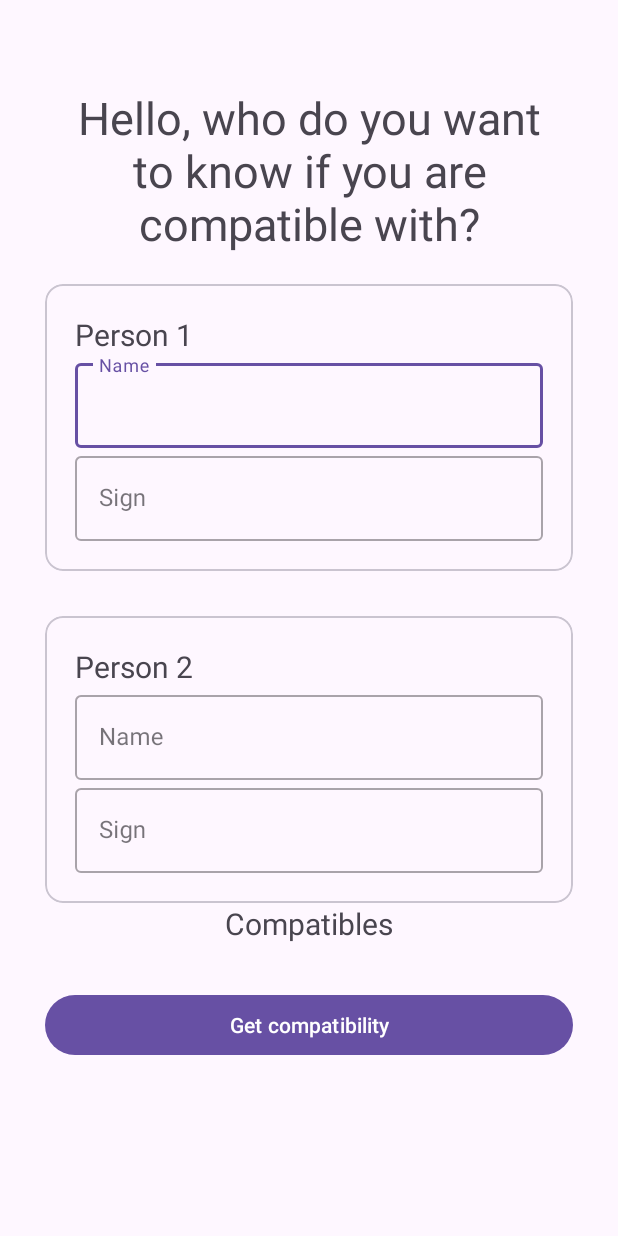
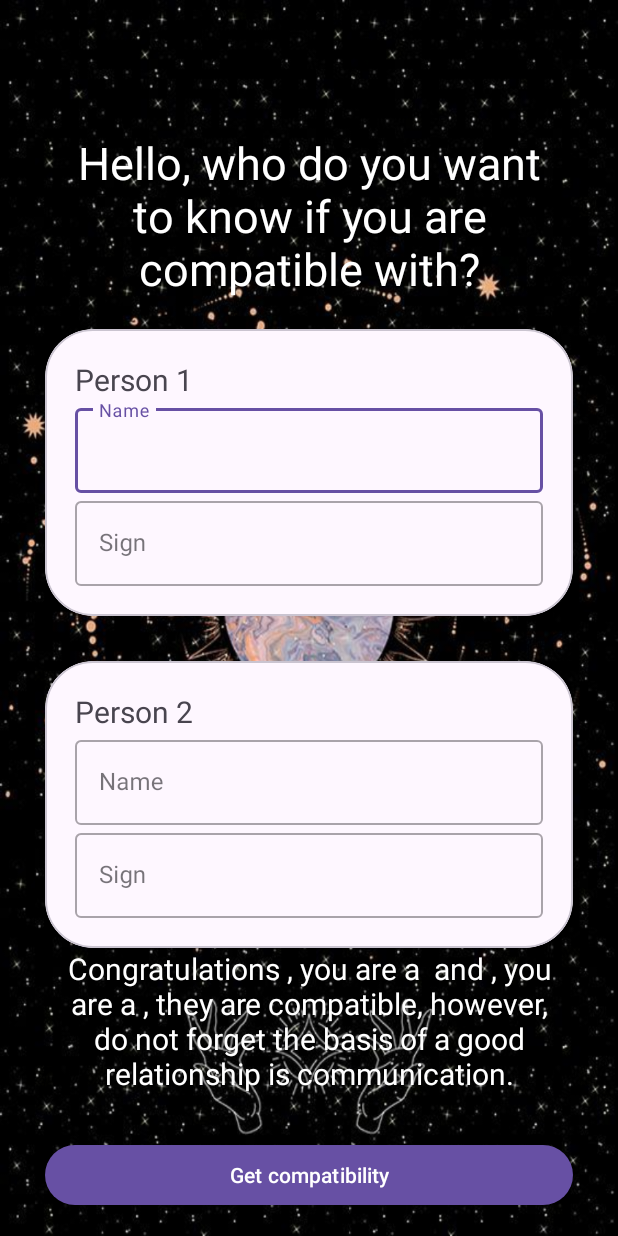
Before and after one commit to alvarocotes/zodiacal, an Android app: the CompatibilityActivity screen opened directly, with no data from a screen before it, after a tap on "Get compatibility", on a phone screen of 412 x 824 dp. Run offline under Robolectric (Android 15) with nearby library versions, the phone set to English and light mode, and no system bars.

Commit message:
se arregla el problema de la compatibilidad y se modifica algo las vistas

```diff
--- a/app/src/main/java/com/example/zodiacal_sign/view/compatibility/CompatibilityActivity.kt
+++ b/app/src/main/java/com/example/zodiacal_sign/view/compatibility/CompatibilityActivity.kt
@@ -19,32 +19,32 @@ class CompatibilityActivity : AppCompatActivity() {
         binding = ActivityCompatibilityBinding.inflate(layoutInflater)
         setContentView(binding.root)
 
-        val sign1 = binding.txtEdtSignPerson1.text.toString()
-        val sign2 = binding.txtEdtSignPerson1.text.toString()
 
         binding.btnGetCompatibility.setOnClickListener {
             binding.txtResultCompatibility.text=
-                Compatible(binding.txtEdtSignPerson1.text.toString(),binding.txtEdtSignPerson1.text.toString())
+                Compatible(binding.txtEdtSignPerson1.text.toString(),binding.txtEdtSingPerson2.text.toString(),binding.txtEdtNamePerson1.text.toString(), binding.txtEdtNamePerson2.text.toString())
         }
-
 
 
 
         }
 
-    private fun Compatible(sing1: String, sign2: String): String { //funcion presenta error ya que siempre devuelve compatibles
-        if ((sing1 == "capricornio") && ((sign2 == "aries")||(sign2 == "geminis")||(sign2 == "libras"))) return "Enemigos naturales"
-        if ((sing1 == "acuario") && ((sign2 == "tauro")||(sign2 == "cancer")||(sign2 == "escorpio") ||(sign2 == "piscis"))) return "Enemigos naturales"
-        if ((sing1 == "piscis") && ((sign2 == "aries")||(sign2 == "geminis")||(sign2 == "acuario"))) return "Enemigos naturales"
-        if ((sing1 == "aries") && ((sign2 == "cancer")||(sign2 == "libra")||(sign2 == "capricornio") ||(sign2 == "piscis"))) return "Enemigos naturales"
-        if ((sing1 == "tauro") && ((sign2 == "leo")||(sign2 == "acuario"))) return "Enemigos naturales"
-        if ((sing1 == "geminis") && ((sign2 == "leo")||(sign2 == "virgo")||(sign2 == "capricornio") ||(sign2 == "piscis"))) return "Enemigos naturales"
-        if ((sing1 == "cancer") && ((sign2 == "aries")||(sign2 == "libra")||(sign2 == "sagitario") ||(sign2 == "acuario"))) return "Enemigos naturales"
-        if ((sing1 == "leo") && ((sign2 == "tauro")||(sign2 == "geminis")||(sign2 == "escorpio"))) return "Enemigos naturales"
-        if ((sing1 == "virgo") && ((sign2 == "libra")||(sign2 == "geminis"))) return "Enemigos naturales"
-        if ((sing1 == "libra") && ((sign2 == "aries")||(sign2 == "cancer")||(sign2 == "virgo") ||(sign2 == "capricornio"))) return "Enemigos naturales"
-        if ((sing1 == "escorpio") && ((sign2 == "leo")||(sign2 == "sagitario")||(sign2 == "acuario"))) return "Enemigos naturales"
-        if ((sing1 == "sagitario") && ((sign2 == "cancer")||(sign2 == "escorpio"))) return "Enemigos naturales"
-        else return "Compatibles"
+        private fun Compatible(sing1: String, sign2: String, person1:String, person2: String): String { //funcion presenta error ya que siempre devuelve compatibles
+
+            if ((sing1 == "capricornio") && ((sign2 == "aries")||(sign2 == "geminis")||(sign2 == "libra"))) return "I'm sorry $person1, you are a $sing1 and $person2, you are a $sign2, they are not very compatible, so to speak, their personalities and character can clash, I am very sorry."
+            if ((sing1 == "acuario") && ((sign2 == "tauro")||(sign2 == "cancer")||(sign2 == "escorpio") ||(sign2 == "piscis"))) return "I'm sorry $person1, you are a $sing1 and $person2, you are a $sign2, they are not very compatible, so to speak, their personalities and character can clash, I am very sorry."
+            if ((sing1 == "piscis") && ((sign2 == "aries")||(sign2 == "geminis")||(sign2 == "acuario"))) return "I'm sorry $person1, you are a $sing1 and $person2, you are a $sign2, they are not very compatible, so to speak, their personalities and character can clash, I am very sorry."
+            if ((sing1 == "aries") && ((sign2 == "cancer")||(sign2 == "libra")||(sign2 == "capricornio") ||(sign2 == "piscis"))) return "I'm sorry $person1, you are a $sing1 and $person2, you are a $sign2, they are not very compatible, so to speak, their personalities and character can clash, I am very sorry."
+            if ((sing1 == "tauro") && ((sign2 == "leo")||(sign2 == "acuario"))) return "I'm sorry $person1, you are a $sing1 and $person2, you are a $sign2, they are not very compatible, so to speak, their personalities and character can clash, I am very sorry."
+            if ((sing1 == "geminis") && ((sign2 == "leo")||(sign2 == "virgo")||(sign2 == "capricornio") ||(sign2 == "piscis"))) return "I'm sorry $person1, you are a $sing1 and $person2, you are a $sign2, they are not very compatible, so to speak, their personalities and character can clash, I am very sorry."
+            if ((sing1 == "cancer") && ((sign2 == "aries")||(sign2 == "libra")||(sign2 == "sagitario") ||(sign2 == "acuario"))) return "I'm sorry $person1, you are a $sing1 and $person2, you are a $sign2, they are not very compatible, so to speak, their personalities and character can clash, I am very sorry."
+            if ((sing1 == "leo") && ((sign2 == "tauro")||(sign2 == "geminis")||(sign2 == "escorpio"))) return "I'm sorry $person1, you are a $sing1 and $person2, you are a $sign2, they are not very compatible, so to speak, their personalities and character can clash, I am very sorry."
+            if ((sing1 == "virgo") && ((sign2 == "libra")||(sign2 == "geminis"))) return "I'm sorry $person1, you are a $sing1 and $person2, you are a $sign2, they are not very compatible, so to speak, their personalities and character can clash, I am very sorry."
+            if ((sing1 == "libra") && ((sign2 == "aries")||(sign2 == "cancer")||(sign2 == "virgo") ||(sign2 == "capricornio"))) return "I'm sorry $person1, you are a $sing1 and $person2, you are a $sign2, they are not very compatible, so to speak, their personalities and character can clash, I am very sorry."
+            if ((sing1 == "escorpio") && ((sign2 == "leo")||(sign2 == "sagitario")||(sign2 == "acuario"))) return "I'm sorry $person1, you are a $sing1 and $person2, you are a $sign2, they are not very compatible, so to speak, their personalities and character can clash, I am very sorry."
+            if ((sing1 == "sagitario") && ((sign2 == "cancer")||(sign2 == "escorpio"))) return "I'm sorry $person1, you are a $sing1 and $person2, you are a $sign2, they are not very compatible, so to speak, their personalities and character can clash, I am very sorry."
+            else return "Congratulations $person1, you are a $sing1 and $person2, you are a $sign2, they are compatible, however, do not forget the basis of a good relationship is communication."
+
+
+        }
     }
-    }
--- a/app/src/main/res/layout/activity_compatibility.xml
+++ b/app/src/main/res/layout/activity_compatibility.xml
@@ -5,7 +5,9 @@
     android:id="@+id/main"
     android:layout_width="match_parent"
     android:layout_height="match_parent"
-    tools:context=".view.compatibility.CompatibilityActivity">
+    tools:context=".view.compatibility.CompatibilityActivity"
+    android:background="@drawable/login"
+    >
 
 
     <com.google.android.material.textview.MaterialTextView
@@ -13,9 +15,10 @@
         android:layout_width="0dp"
         android:layout_height="wrap_content"
         android:text="@string/txt_compatibility"
+        android:textColor="@color/white"
         android:textSize="30sp"
         app:layout_constraintTop_toTopOf="parent"
-        android:layout_marginTop="58dp"
+        android:layout_marginTop="88dp"
         app:layout_constraintStart_toStartOf="parent"
         app:layout_constraintEnd_toEndOf="parent"
         android:layout_marginHorizontal="40dp"
@@ -29,6 +32,8 @@
         app:layout_constraintStart_toStartOf="parent"
         app:layout_constraintEnd_toEndOf="parent"
         android:layout_marginTop="20dp"
+        app:cardCornerRadius="32dp"
+        app:strokeWidth="1dp"
         android:layout_marginHorizontal="30dp"
         >
 
@@ -95,6 +100,8 @@
         app:layout_constraintStart_toStartOf="@id/card_view_person_1"
         app:layout_constraintEnd_toEndOf="@id/card_view_person_1"
         android:layout_marginTop="30dp"
+        app:cardCornerRadius="32dp"
+        app:strokeWidth="1dp"
         >
 
         <androidx.constraintlayout.widget.ConstraintLayout
@@ -163,13 +170,15 @@
         app:layout_constraintEnd_toEndOf="@id/txt_result_compatibility"
         android:layout_marginTop="30dp"
         android:text="@string/txt_btn_get_my_compatibility"
-        tools:ignore="InvalidId" />
+        tools:ignore="InvalidId"
+        />
 
 <com.google.android.material.textview.MaterialTextView
     android:id="@+id/txt_result_compatibility"
     android:layout_width="0dp"
     android:layout_height="wrap_content"
     tools:text="presenter resultant"
+    android:textColor="@color/white"
     android:textAlignment="center"
     android:textSize="20sp"
     app:layout_constraintTop_toBottomOf="@id/card_view_person_2"
--- a/app/src/main/res/layout/activity_menu.xml
+++ b/app/src/main/res/layout/activity_menu.xml
@@ -6,6 +6,7 @@
     android:layout_width="match_parent"
     android:layout_height="match_parent"
     tools:context=".view.menu.MenuActivity"
+    android:background="@drawable/login"
     >
 
     <com.google.android.material.card.MaterialCardView
@@ -17,7 +18,6 @@
         android:layout_marginHorizontal="30dp"
         app:layout_constraintTop_toTopOf="parent"
         app:cardCornerRadius="32dp"
-        app:strokeColor="@color/black"
         app:strokeWidth="1dp"
 
         >
```
Also changed, not shown: app/src/main/res/layout/activity_get_my_sign.xml (+8 -5 lines), app/src/main/res/layout/activity_login2.xml (+33 -1 lines), app/src/main/res/drawable/login.jpg (added).
